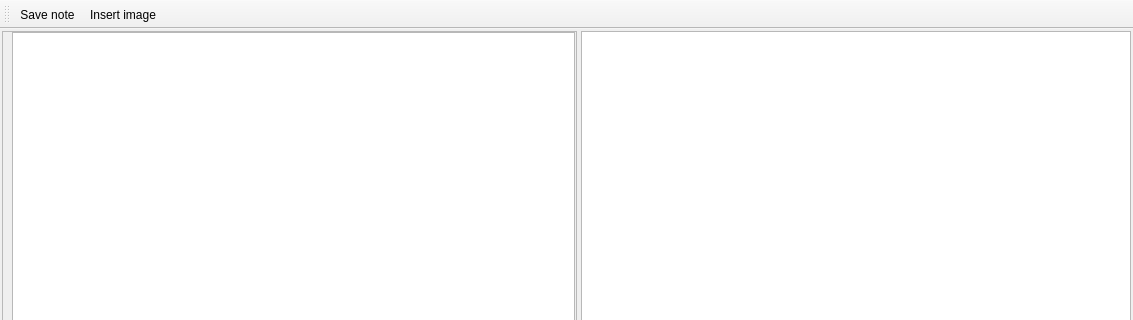
Qt form ui/desktop/mainwindow.ui (asakul/kasan-notes) before a commit; both pictures show x 0 to 1133 and y 0 to 320 of the 1133 by 673 pixel window.
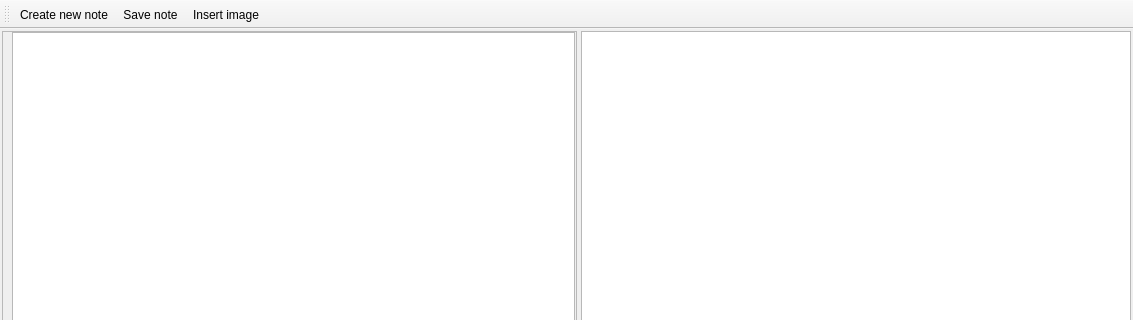
The same form after that commit.

Commit message: Evernote: note creation

Diff of the .ui file:
```diff
--- a/ui/desktop/mainwindow.ui
+++ b/ui/desktop/mainwindow.ui
@@ -84,6 +84,7 @@
    <attribute name="toolBarBreak">
     <bool>false</bool>
    </attribute>
+   <addaction name="actionCreate_new_note"/>
    <addaction name="actionSave_note"/>
    <addaction name="actionInsert_image"/>
   </widget>
@@ -100,6 +101,14 @@
     <string>Insert image</string>
    </property>
   </action>
+  <action name="actionCreate_new_note">
+   <property name="text">
+    <string>Create new note</string>
+   </property>
+   <property name="shortcut">
+    <string>Ctrl+N</string>
+   </property>
+  </action>
  </widget>
  <resources/>
  <connections>
```
Left out of the diff: 17 changed lines with no effect on the pictures. The commit also changes 9 other files.
